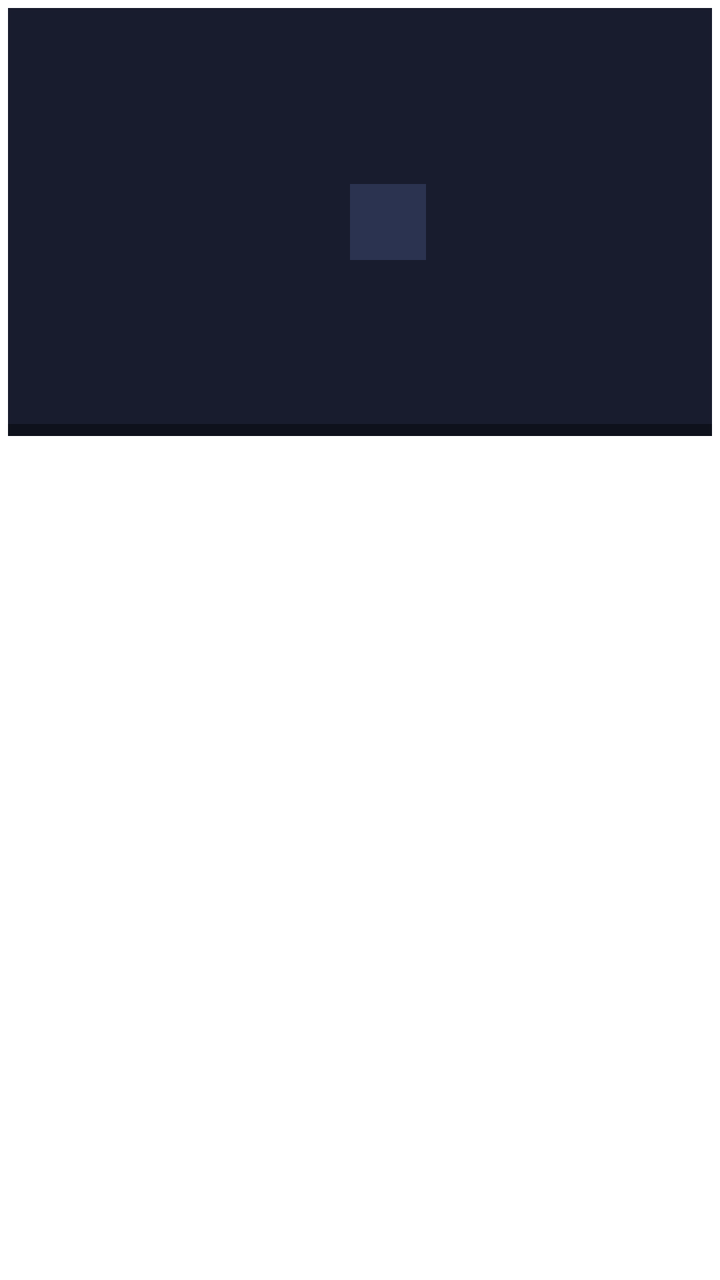
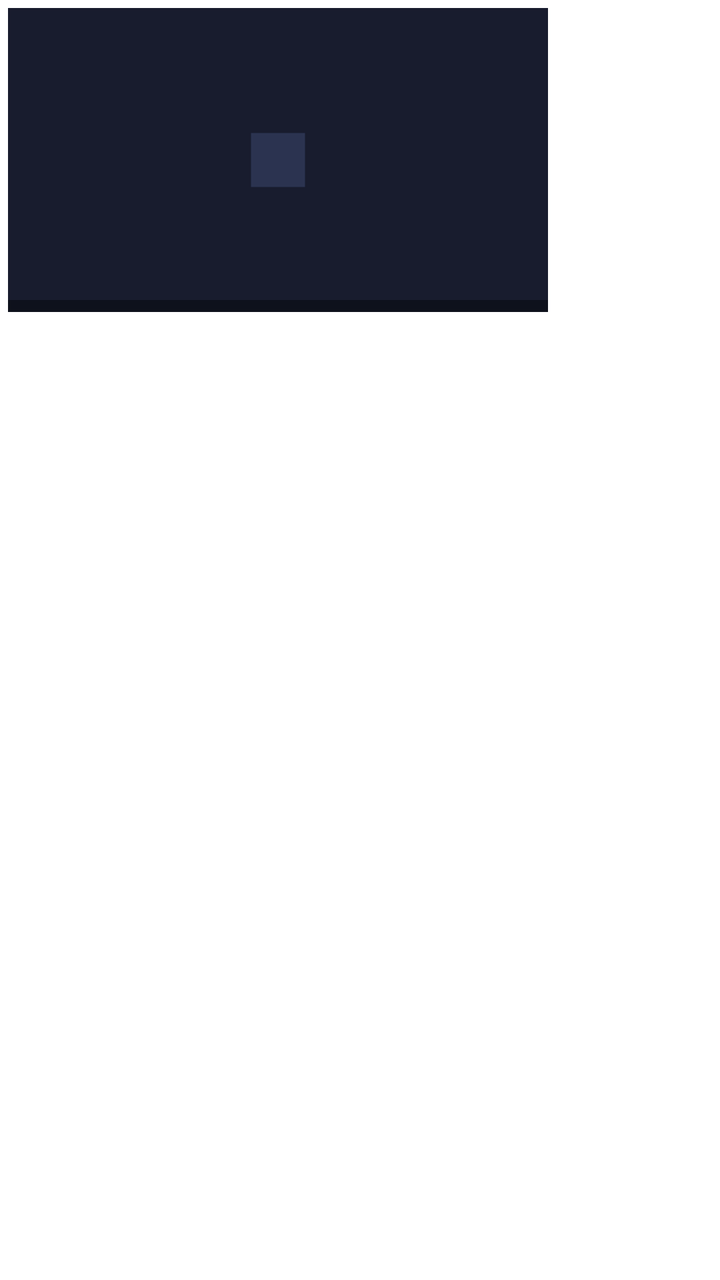

The first picture is an Android layout as it rendered before a commit; the second is the same layout after the commit. The layout source and the unified diff follow.
<!-- AndroidManifest.xml: application theme AppTheme -->
<!-- res/layout/card_wide.xml -->
<?xml version="1.0" encoding="utf-8"?>
<LinearLayout xmlns:android="http://schemas.android.com/apk/res/android"
    android:layout_width="wrap_content"
    android:layout_height="wrap_content"
    android:orientation="vertical"
    android:focusable="true"
    android:focusableInTouchMode="true"
    android:background="@drawable/card_focus"
    android:padding="4dp">

    <FrameLayout
        android:layout_width="380dp"
        android:layout_height="214dp">

        <ImageView
            android:id="@+id/card_image"
            android:layout_width="match_parent"
            android:layout_height="match_parent"
            android:background="@drawable/default_thumb"
            android:scaleType="centerCrop"
            android:contentDescription="@string/browse_title" />

        <View
            android:id="@+id/progress_track"
            android:layout_width="match_parent"
            android:layout_height="6dp"
            android:layout_gravity="bottom"
            android:background="#66000000" />

        <View
            android:id="@+id/progress_fill"
            android:layout_width="0dp"
            android:layout_height="6dp"
            android:layout_gravity="bottom|start"
            android:background="#E5322D" />
    </FrameLayout>

    <TextView
        android:id="@+id/card_title"
        android:layout_width="380dp"
        android:layout_height="wrap_content"
        android:maxLines="2"
        android:ellipsize="end"
        android:paddingStart="2dp"
        android:paddingTop="6dp"
        android:paddingEnd="2dp"
        android:textColor="#FFFFFF"
        android:textSize="15sp" />

    <TextView
        android:id="@+id/card_subtitle"
        android:layout_width="380dp"
        android:layout_height="wrap_content"
        android:maxLines="1"
        android:paddingStart="2dp"
        android:paddingBottom="6dp"
        android:paddingEnd="2dp"
        android:textColor="#9AA3C4"
        android:textSize="12sp" />
</LinearLayout>
<!-- resources referenced by this layout -->
<resources>
  <!-- drawable card_focus (drawable) -->
  <?xml version="1.0" encoding="utf-8"?>
  <selector xmlns:android="http://schemas.android.com/apk/res/android">
      <item android:state_focused="true">
          <shape android:shape="rectangle">
              <solid android:color="#22FFFFFF" />
              <stroke android:width="3dp" android:color="#FFD43B" />
              <corners android:radius="10dp" />
          </shape>
      </item>
      <item>
          <shape android:shape="rectangle">
              <solid android:color="#00000000" />
              <corners android:radius="10dp" />
          </shape>
      </item>
  </selector>
  <!-- drawable default_thumb (drawable) -->
  <?xml version="1.0" encoding="utf-8"?>
  <vector xmlns:android="http://schemas.android.com/apk/res/android"
      android:width="320dp"
      android:height="180dp"
      android:viewportWidth="320"
      android:viewportHeight="180">
      <path android:fillColor="#181C2E" android:pathData="M0,0h320v180h-320z" />
      <path android:fillColor="#2B3350" android:pathData="M144,74h32v32h-32z" />
  </vector>
  <string name="browse_title">Kids TV</string>
  <style name="AppTheme" parent="Theme.Leanback" />
</resources>

<!-- the commit's change to res/layout/card_wide.xml (unified diff, before → after) -->
@@ -9,8 +9,8 @@
     android:padding="4dp">
 
     <FrameLayout
-        android:layout_width="380dp"
-        android:layout_height="214dp">
+        android:layout_width="270dp"
+        android:layout_height="152dp">
 
         <ImageView
             android:id="@+id/card_image"
@@ -37,7 +37,7 @@
 
     <TextView
         android:id="@+id/card_title"
-        android:layout_width="380dp"
+        android:layout_width="270dp"
         android:layout_height="wrap_content"
         android:maxLines="2"
         android:ellipsize="end"
@@ -49,7 +49,7 @@
 
     <TextView
         android:id="@+id/card_subtitle"
-        android:layout_width="380dp"
+        android:layout_width="270dp"
         android:layout_height="wrap_content"
         android:maxLines="1"
         android:paddingStart="2dp"
